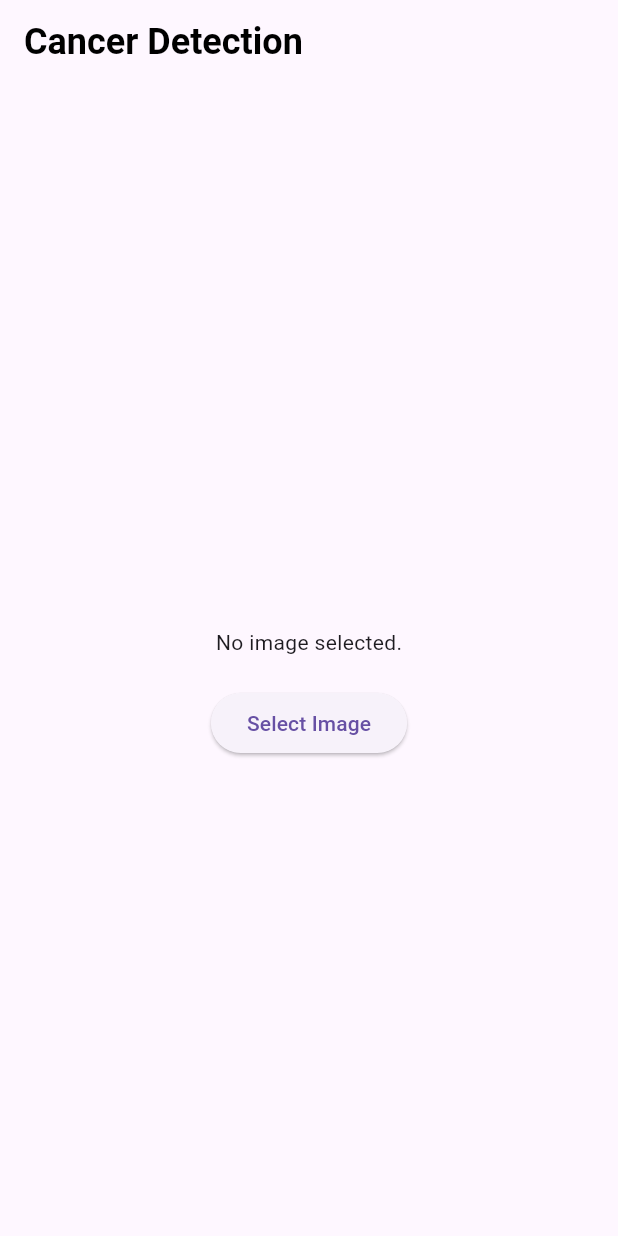
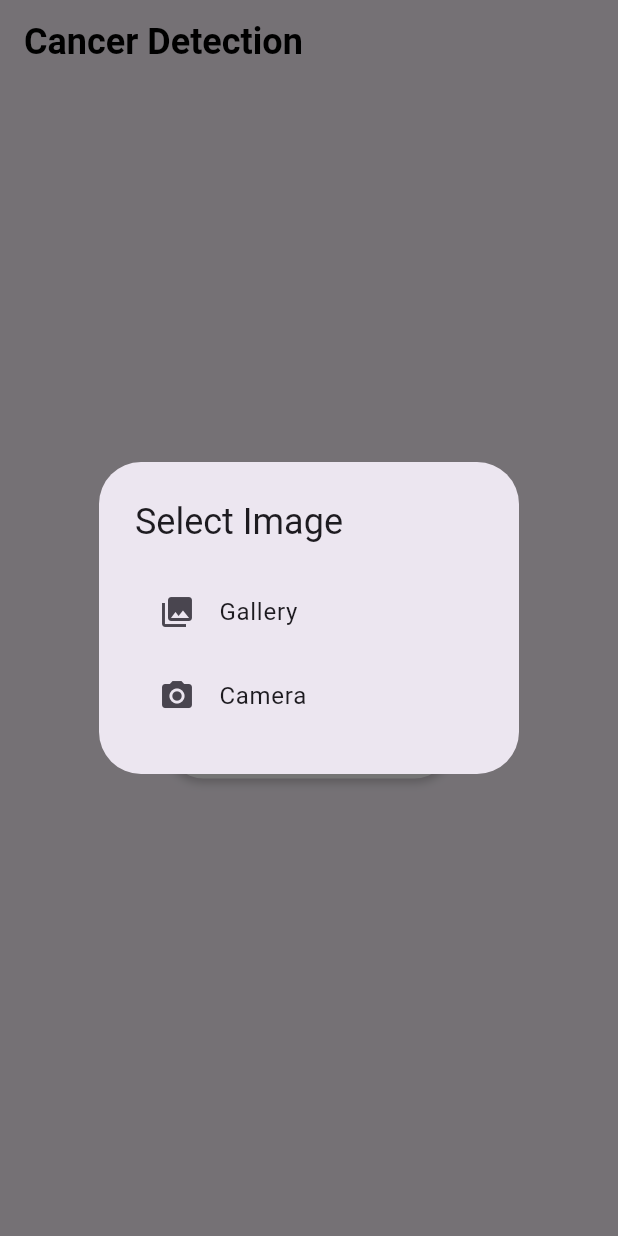
Before and after one commit to zelshenhab/flutter_skin_cancer, a Flutter app: the screen it shows after launch, after a tap on "Select Image", on a phone screen of 412 x 824 dp. Run offline on Flutter 3.47's test engine with Material 3 defaults, Android fonts, the light colour scheme and no system bars; our stand-ins replace image_picker.

Commit message:
extract method image picker utils

```diff
--- /dev/null
+++ b/lib/Features/skinCancer/presentation/views/image_picker_utils.dart
@@ -0,0 +1,39 @@
+import 'package:flutter/material.dart';
+import 'package:image_picker/image_picker.dart';
+
+class ImagePickerUtils {
+  static void showImageSourceDialog({
+    required BuildContext context,
+    required Function(ImageSource source) onImageSourceSelected,
+  }) {
+    showDialog(
+      context: context,
+      builder: (BuildContext context) {
+        return AlertDialog(
+          title: Text("Select Image"),
+          content: Column(
+            mainAxisSize: MainAxisSize.min,
+            children: <Widget>[
+              ListTile(
+                leading: Icon(Icons.photo_library),
+                title: Text("Gallery"),
+                onTap: () {
+                  Navigator.of(context).pop();
+                  onImageSourceSelected(ImageSource.gallery);
+                },
+              ),
+              ListTile(
+                leading: Icon(Icons.camera_alt),
+                title: Text("Camera"),
+                onTap: () {
+                  Navigator.of(context).pop();
+                  onImageSourceSelected(ImageSource.camera);
+                },
+              ),
+            ],
+          ),
+        );
+      },
+    );
+  }
+}
--- a/lib/Features/skinCancer/presentation/views/skin_cancer_detection_body.dart
+++ b/lib/Features/skinCancer/presentation/views/skin_cancer_detection_body.dart
@@ -1,7 +1,9 @@
 import 'dart:io';
 
+import 'package:flutter/foundation.dart';
 import 'package:flutter/material.dart';
 import 'package:image_picker/image_picker.dart';
+import 'image_picker_utils.dart'; // Import the utility class
 
 class SkinCancerDetectionBody extends StatefulWidget {
   const SkinCancerDetectionBody({super.key});
@@ -13,17 +15,30 @@ class SkinCancerDetectionBody extends StatefulWidget {
 
 class _SkinCancerDetectionBodyState extends State<SkinCancerDetectionBody> {
   File? _image;
+  bool _showResponseBox = false;
+  String _responseText = "Your response will appear here.";
 
-  Future<void> _pickImage() async {
+  Future<void> _pickImage(ImageSource source) async {
     final picker = ImagePicker();
-    final pickedFile = await picker.pickImage(source: ImageSource.gallery);
+    final pickedFile = await picker.pickImage(source: source);
 
     setState(() {
       if (pickedFile != null) {
         _image = File(pickedFile.path);
+        _showResponseBox = true;
+        _responseText = "Image selected! Processing..."; // Simulate a response
       } else {
-        print('No image selected.');
+        if (kDebugMode) {
+          print('No image selected.');
+        }
       }
+    });
+
+    // Simulate processing delay
+    await Future.delayed(Duration(seconds: 2));
+    setState(() {
+      _responseText =
+          "Analysis complete: No issues detected."; // Simulate a final response
     });
   }
 
@@ -33,11 +48,68 @@ class _SkinCancerDetectionBodyState extends State<SkinCancerDetectionBody> {
       child: Column(
         mainAxisAlignment: MainAxisAlignment.center,
         children: <Widget>[
-          _image == null ? Text('No image selected.') : Image.file(_image!),
-          SizedBox(height: 20),
-          ElevatedButton(
-            onPressed: _pickImage,
-            child: Text('Select Image'),
+          _image == null
+              ? Text(
+                  'No image selected.',
+                  style: TextStyle(fontSize: 24),
+                )
+              : Image.file(_image!),
+          SizedBox(height: 30),
+          AnimatedContainer(
+            duration: Duration(milliseconds: 300),
+            margin: EdgeInsets.only(bottom: _showResponseBox ? 50 : 0),
+            child: GestureDetector(
+              onTap: () {
+                // Use the utility class to show the dialog
+                ImagePickerUtils.showImageSourceDialog(
+                  context: context,
+                  onImageSourceSelected: (source) {
+                    _pickImage(
+                        source); // Call _pickImage with the selected source
+                  },
+                );
+              },
+              child: Container(
+                padding: EdgeInsets.symmetric(horizontal: 40, vertical: 12),
+                decoration: BoxDecoration(
+                  color: Color.fromRGBO(255, 255, 255, 1), // White background
+                  borderRadius: BorderRadius.circular(24),
+                  boxShadow: [
+                    BoxShadow(
+                      color: Color.fromRGBO(0, 0, 0, 0.2),
+                      spreadRadius: 1,
+                      blurRadius: 4,
+                      offset: Offset(0, 2),
+                    ),
+                  ],
+                ),
+                child: Text(
+                  'Select Image',
+                  style: TextStyle(
+                    color:
+                        const Color.fromARGB(255, 134, 50, 219), // Purple text
+                    fontSize: 18,
+                    fontWeight: FontWeight.w600,
+                  ),
+                ),
+              ),
+            ),
+          ),
+          Visibility(
+            visible: _showResponseBox,
+            child: AnimatedContainer(
+              duration: Duration(milliseconds: 300),
+              margin: EdgeInsets.only(top: 20),
+              padding: EdgeInsets.all(16),
+              decoration: BoxDecoration(
+                color: Colors.grey[200],
+                borderRadius: BorderRadius.circular(8),
+              ),
+              child: Text(
+                _responseText,
+                style: TextStyle(fontSize: 16),
+              ),
+            ),
           ),
         ],
       ),
```
Also changed, not shown: lib/Features/skinCancer/presentation/views/test.dart (deleted).
